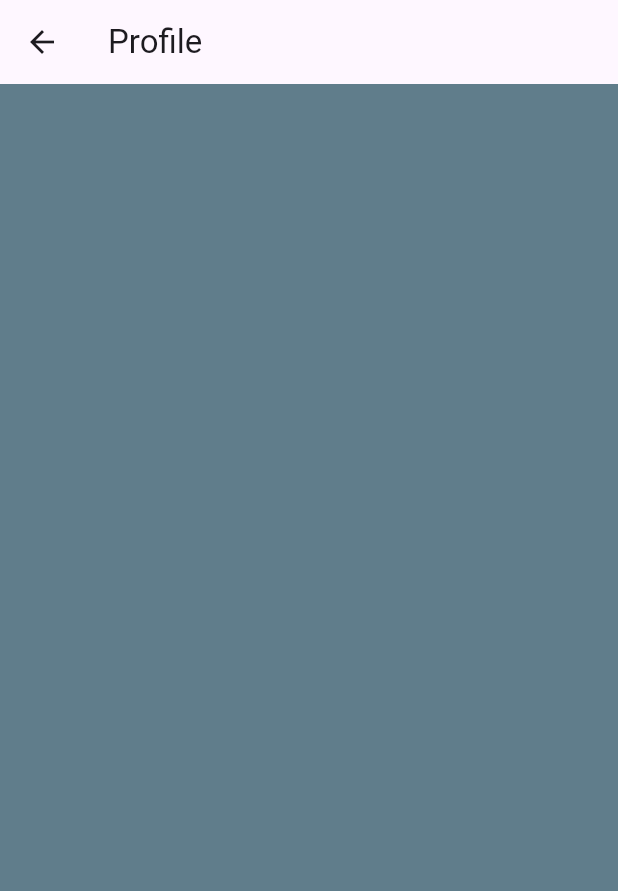
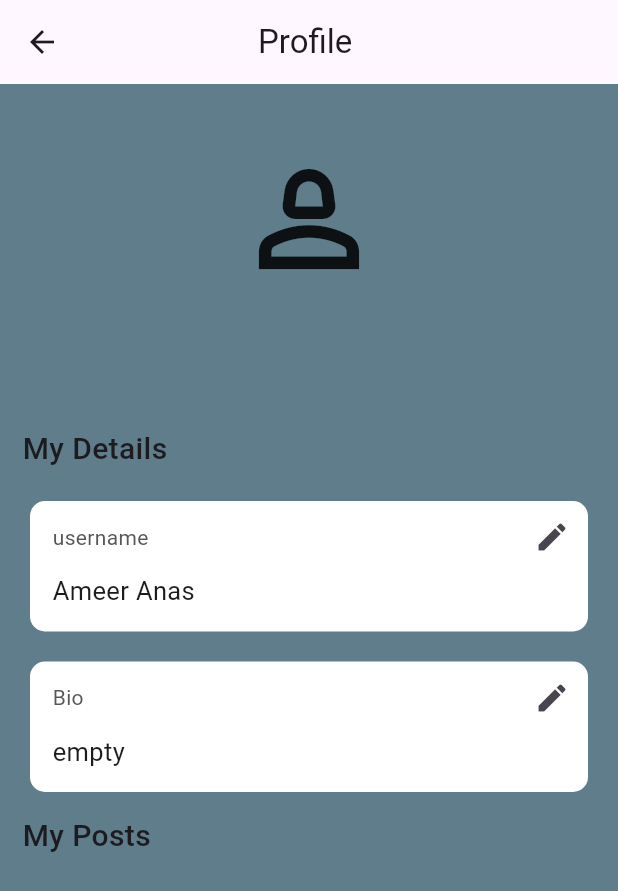
Before and after one commit to Ameer-Anas99/FireBase-Auth, a Flutter app: the ProfilePage screen opened directly, on a phone screen of 412 x 824 dp. Shown: the top 891 px of the screen. Run offline on Flutter 3.47's test engine with Material 3 defaults, Android fonts, the phone set to English and light mode, and no system bars; our stand-ins replace cloud_firestore, firebase_auth, firebase_core; missing offline and left inert: dart:ffi; accounts and stored records are empty; network calls fail.

Commit message:
profile page complete

```diff
--- a/lib/components/like_button.dart
+++ b/lib/components/like_button.dart
@@ -1,5 +1,6 @@
 import 'package:flutter/material.dart';
 
+// ignore: must_be_immutable
 class LikeButton extends StatelessWidget {
   final bool isLiked;
   void Function()? onTap;
--- a/lib/components/list_tile.dart
+++ b/lib/components/list_tile.dart
@@ -20,7 +20,7 @@ class ListTilePage extends StatelessWidget {
         onTap: onTap,
         title: Text(
           text,
-          style: TextStyle(color: Colors.black, fontSize: 20),
+          style: const TextStyle(color: Colors.black, fontSize: 20),
         ),
       ),
     );
--- /dev/null
+++ b/lib/components/text_box.dart
@@ -0,0 +1,45 @@
+import 'package:flutter/material.dart';
+
+class TextBoxPage extends StatelessWidget {
+  final String text;
+  final String selectionName;
+  final void Function()? onPressed;
+
+  const TextBoxPage(
+      {super.key,
+      required this.text,
+      required this.selectionName,
+      required this.onPressed});
+
+  @override
+  Widget build(BuildContext context) {
+    return Container(
+      decoration: BoxDecoration(
+        color: Colors.white,
+        borderRadius: BorderRadius.circular(10),
+      ),
+      padding: const EdgeInsets.only(left: 15, bottom: 15),
+      margin: const EdgeInsets.only(right: 20, left: 20, top: 20),
+      child: Column(
+        crossAxisAlignment: CrossAxisAlignment.start,
+        children: [
+          Row(
+            mainAxisAlignment: MainAxisAlignment.spaceBetween,
+            children: [
+              // select name
+              Text(
+                selectionName,
+                style: const TextStyle(color: Color.fromARGB(255, 87, 87, 87)),
+              ),
+              IconButton(onPressed: () {}, icon: Icon(Icons.edit))
+            ],
+          ),
+          Text(
+            text,
+            style: const TextStyle(fontSize: 17),
+          ),
+        ],
+      ),
+    );
+  }
+}
--- a/lib/components/text_field.dart
+++ b/lib/components/text_field.dart
@@ -22,7 +22,7 @@ class TextFieldPage extends StatelessWidget {
           focusedBorder: const OutlineInputBorder(
             borderSide: BorderSide(color: Colors.white),
           ),
-          fillColor: Colors.grey.shade300,
+          fillColor: Colors.white,
           filled: true,
           hintText: hintText,
           hintStyle: const TextStyle(color: Colors.grey)),
--- a/lib/view/profile_page.dart
+++ b/lib/view/profile_page.dart
@@ -1,14 +1,84 @@
+import 'dart:ffi';
+
+import 'package:chat_app/components/text_box.dart';
+import 'package:firebase_auth/firebase_auth.dart';
 import 'package:flutter/material.dart';
 
-class ProfilePage extends StatelessWidget {
+class ProfilePage extends StatefulWidget {
   const ProfilePage({super.key});
 
+  @override
+  State<ProfilePage> createState() => _ProfilePageState();
+}
+
+class _ProfilePageState extends State<ProfilePage> {
+  // user
+  final currentUser = FirebaseAuth.instance.currentUser!;
+
+  // edit field
+  Future<void> editField(String field) async {}
   @override
   Widget build(BuildContext context) {
     return Scaffold(
       backgroundColor: Colors.blueGrey,
       appBar: AppBar(
-        title: Text("Profile "),
+        title: const Padding(
+          padding: EdgeInsets.only(left: 100.0),
+          child: Text("Profile "),
+        ),
+      ),
+      body: ListView(
+        children: [
+          const SizedBox(
+            height: 40,
+          ),
+          // profile pic
+          const Icon(
+            Icons.person_2_outlined,
+            size: 100,
+          ),
+          const SizedBox(
+            height: 15,
+          ),
+          // user email
+          Text(
+            currentUser.email!,
+            textAlign: TextAlign.center,
+            style: const TextStyle(color: Colors.black, fontSize: 17),
+          ),
+          const SizedBox(
+            height: 50,
+          ),
+          const Padding(
+            padding: EdgeInsets.only(left: 15),
+            child: Text(
+              "My Details",
+              style: TextStyle(fontSize: 20, fontWeight: FontWeight.w500),
+            ),
+          ),
+          // Username
+          TextBoxPage(
+            text: "Ameer Anas",
+            selectionName: "username",
+            onPressed: () => editField("ameer"),
+          ),
+          // Bio
+          TextBoxPage(
+            text: "empty",
+            selectionName: "Bio",
+            onPressed: () => editField("bio"),
+          ),
+          SizedBox(
+            height: 15,
+          ),
+          const Padding(
+            padding: EdgeInsets.only(left: 15),
+            child: Text(
+              "My Posts",
+              style: TextStyle(fontSize: 20, fontWeight: FontWeight.w500),
+            ),
+          ),
+        ],
       ),
     );
   }
```
Also changed, not shown: lib/components/post.dart (+4 -15 lines), lib/view/home_page.dart (+10 -5 lines), lib/view/register_page.dart (+16 -3 lines).
